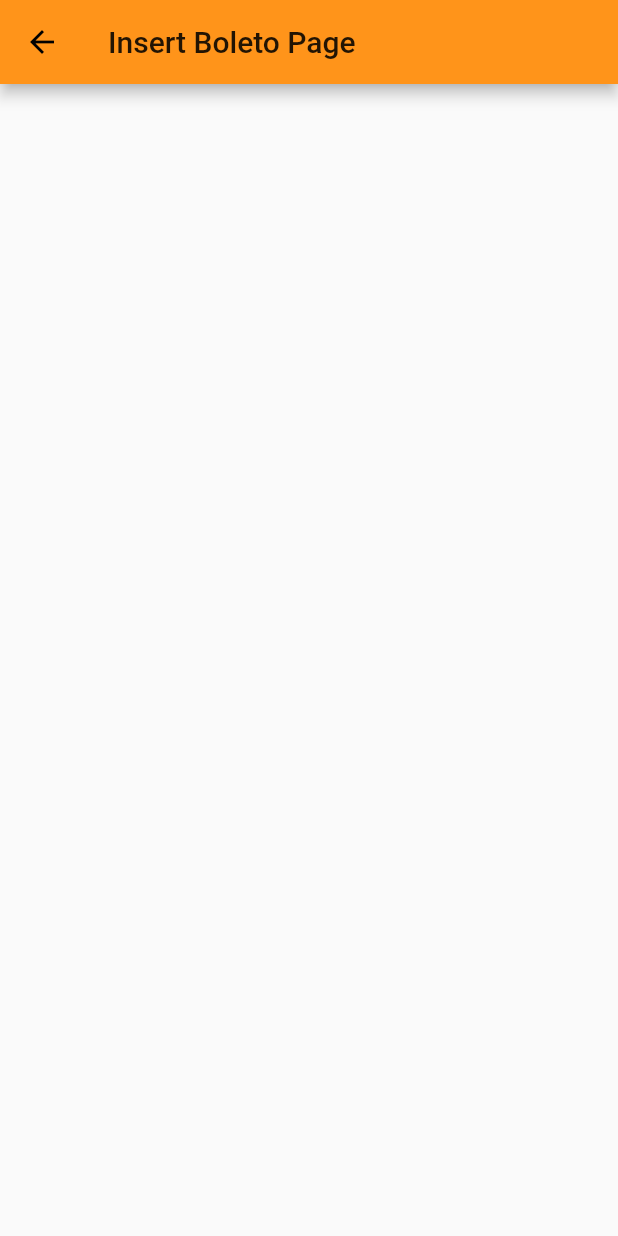
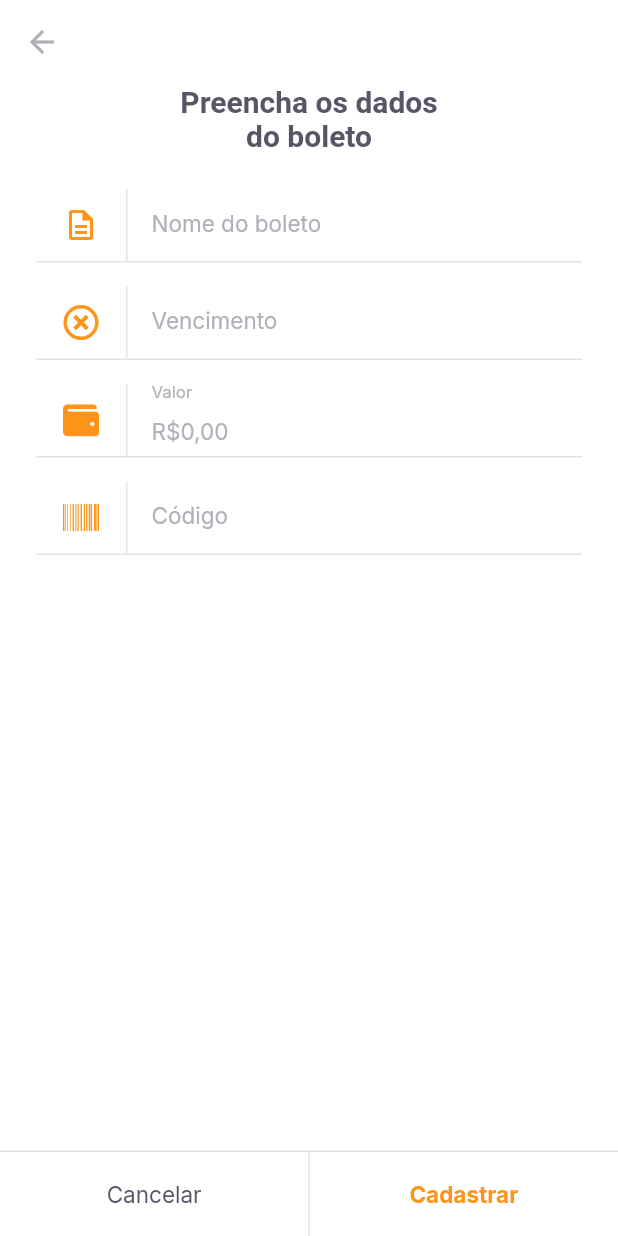
Before and after one commit to CPrimbee/payflow, a Flutter app: the InsertBoletoPage screen opened by its route, on a phone screen of 412 x 824 dp. Run offline on Flutter 3.47's test engine with Material 2 defaults, Android fonts, the phone set to English and light mode, and no system bars; our stand-ins replace camera, firebase_core, flutter_masked_text2, font_awesome_flutter, google_fonts, google_sign_in and 2 more; missing offline and left inert: google_ml_kit; accounts and stored records are empty.

Commit message:
Class 5 - part 1

```diff
--- /dev/null
+++ b/lib/modules/insert_boleto/inser_boleto_controller.dart
@@ -0,0 +1,44 @@
+import 'package:flutter/material.dart';
+import 'package:payflow/shared/models/boleto_model.dart';
+import 'package:shared_preferences/shared_preferences.dart';
+
+class InsertBoletoController {
+  final formKey = GlobalKey<FormState>();
+  BoletoModel model = BoletoModel();
+
+  String? validateName(String? value) =>
+      value?.isEmpty ?? true ? "O nome não pode ser vazio" : null;
+  String? validateVencimento(String? value) =>
+      value?.isEmpty ?? true ? "A data de vencimento não pode ser vazio" : null;
+  String? validateValor(double value) =>
+      value == 0 ? "Insira um valor maior que R\$ 0,00" : null;
+  String? validateCodigo(String? value) =>
+      value?.isEmpty ?? true ? "O código do boleto não pode ser vazio" : null;
+
+  void onChange({
+    String? name,
+    String? dueDate,
+    double? value,
+    String? barcode,
+  }) {
+    model = model.copyWith(
+        name: name, dueDate: dueDate, value: value, barcode: barcode);
+  }
+
+  Future<void> saveBoleto() async {
+    try {
+      final instance = await SharedPreferences.getInstance();
+      final boletos = instance.getStringList("boletos") ?? <String>[];
+      boletos.add(model.toJson());
+      await instance.setStringList("boletos", boletos);
+      return;
+    } catch (e) {}
+  }
+
+  Future<void> cadastrarBoleto() async {
+    final form = formKey.currentState;
+    if (form!.validate()) {
+      return saveBoleto();
+    }
+  }
+}
--- a/lib/modules/insert_boleto/insert_boleto_page.dart
+++ b/lib/modules/insert_boleto/insert_boleto_page.dart
@@ -1,13 +1,126 @@
 import 'package:flutter/material.dart';
+import 'package:flutter_masked_text2/flutter_masked_text2.dart';
+import 'package:payflow/modules/insert_boleto/inser_boleto_controller.dart';
+import 'package:payflow/shared/input_text/input_text_widget.dart';
+import 'package:payflow/shared/themes/app_colors.dart';
+import 'package:payflow/shared/themes/app_text_styles.dart';
+import 'package:font_awesome_flutter/font_awesome_flutter.dart';
+import 'package:payflow/shared/widgets/set_label_buttons/set_label_buttons_widget.dart';
 
-class InsertBoletoPage extends StatelessWidget {
-  const InsertBoletoPage({Key? key}) : super(key: key);
+class InsertBoletoPage extends StatefulWidget {
+  final String? barcode;
+  const InsertBoletoPage({Key? key, this.barcode}) : super(key: key);
+
+  @override
+  _InsertBoletoPageState createState() => _InsertBoletoPageState();
+}
+
+class _InsertBoletoPageState extends State<InsertBoletoPage> {
+  final controller = InsertBoletoController();
+
+  final moneyInputTextController = MoneyMaskedTextController(
+    leftSymbol: "R\$",
+    decimalSeparator: ",",
+  );
+
+  final dueDateInputTextController = MaskedTextController(mask: "00/00/0000");
+  final barcodInputTextController = TextEditingController();
+
+  @override
+  void initState() {
+    if (widget.barcode != null) {
+      barcodInputTextController.text = widget.barcode!;
+    }
+    super.initState();
+  }
 
   @override
   Widget build(BuildContext context) {
     return Scaffold(
+      backgroundColor: AppColors.background,
       appBar: AppBar(
-        title: Text("Insert Boleto Page"),
+        backgroundColor: AppColors.background,
+        elevation: 0,
+        leading: BackButton(
+          color: AppColors.input,
+        ),
+      ),
+      body: SingleChildScrollView(
+        child: Padding(
+          padding: const EdgeInsets.symmetric(horizontal: 24),
+          child: Column(
+            crossAxisAlignment: CrossAxisAlignment.center,
+            children: [
+              Padding(
+                padding: const EdgeInsets.symmetric(horizontal: 93),
+                child: Text(
+                  'Preencha os dados do boleto',
+                  style: AppTextStyles.titleBoldHeading,
+                  textAlign: TextAlign.center,
+                ),
+              ),
+              SizedBox(
+                height: 24,
+              ),
+              Form(
+                key: controller.formKey,
+                child: Column(
+                  children: [
+                    InputTextWidget(
+                      label: 'Nome do boleto',
+                      icon: Icons.description_outlined,
+                      validator: controller.validateName,
+                      onChanged: (value) {
+                        controller.onChange(name: value);
+                      },
+                    ),
+                    InputTextWidget(
+                      controller: dueDateInputTextController,
+                      label: 'Vencimento',
+                      icon: FontAwesomeIcons.timesCircle,
+                      validator: controller.validateVencimento,
+                      onChanged: (value) {
+                        controller.onChange(dueDate: value);
+                      },
+                    ),
+                    InputTextWidget(
+                      controller: moneyInputTextController,
+                      label: 'Valor',
+                      icon: FontAwesomeIcons.wallet,
+                      validator: (_) => controller
+                          .validateValor(moneyInputTextController.numberValue),
+                      onChanged: (value) {
+                        controller.onChange(
+                            value: moneyInputTextController.numberValue);
+                      },
+                    ),
+                    InputTextWidget(
+                      controller: barcodInputTextController,
+                      label: 'Código',
+                      icon: FontAwesomeIcons.barcode,
+                      validator: controller.validateCodigo,
+                      onChanged: (value) {
+                        controller.onChange(barcode: value);
+                      },
+                    ),
+                  ],
+                ),
+              )
+            ],
+          ),
+        ),
+      ),
+      bottomNavigationBar: SetLabelButtons(
+        primaryLabel: 'Cancelar',
+        primaryOnPressed: () {
+          Navigator.pop(context);
+        },
+        secondaryLabel: 'Cadastrar',
+        secondaryOnPressed: () async {
+          await controller.cadastrarBoleto();
+          Navigator.pop(context);
+        },
+        enableSecondaryColor: true,
       ),
     );
   }
--- /dev/null
+++ b/lib/shared/input_text/input_text_widget.dart
@@ -0,0 +1,65 @@
+import 'package:flutter/material.dart';
+import 'package:payflow/shared/themes/app_colors.dart';
+import 'package:payflow/shared/themes/app_text_styles.dart';
+
+class InputTextWidget extends StatelessWidget {
+  final String label;
+  final IconData icon;
+  final String? initialValue;
+  final String? Function(String?)? validator;
+  final TextEditingController? controller;
+  final void Function(String value) onChanged;
+
+  const InputTextWidget({
+    Key? key,
+    required this.label,
+    required this.icon,
+    this.initialValue,
+    this.validator,
+    this.controller,
+    required this.onChanged,
+  }) : super(key: key);
+
+  @override
+  Widget build(BuildContext context) {
+    return Padding(
+      padding: const EdgeInsets.only(bottom: 16),
+      child: Column(
+        children: [
+          TextFormField(
+            controller: controller,
+            onChanged: onChanged,
+            initialValue: initialValue,
+            validator: validator,
+            style: AppTextStyles.input,
+            decoration: InputDecoration(
+              contentPadding: EdgeInsets.zero,
+              labelText: label,
+              labelStyle: AppTextStyles.input,
+              icon: Row(
+                mainAxisSize: MainAxisSize.min,
+                children: [
+                  Padding(
+                    padding: const EdgeInsets.symmetric(horizontal: 18),
+                    child: Icon(icon, color: AppColors.primary),
+                  ),
+                  Container(
+                    width: 1,
+                    height: 48,
+                    color: AppColors.stroke,
+                  )
+                ],
+              ),
+              border: InputBorder.none,
+            ),
+          ),
+          Divider(
+            height: 1,
+            thickness: 1,
+            color: AppColors.stroke,
+          )
+        ],
+      ),
+    );
+  }
+}
--- /dev/null
+++ b/lib/shared/models/boleto_model.dart
@@ -0,0 +1,72 @@
+import 'dart:convert';
+
+class BoletoModel {
+  final String? name;
+  final String? dueDate;
+  final double? value;
+  final String? barcode;
+  BoletoModel({
+    this.name,
+    this.dueDate,
+    this.value,
+    this.barcode,
+  });
+
+  BoletoModel copyWith({
+    String? name,
+    String? dueDate,
+    double? value,
+    String? barcode,
+  }) {
+    return BoletoModel(
+      name: name ?? this.name,
+      dueDate: dueDate ?? this.dueDate,
+      value: value ?? this.value,
+      barcode: barcode ?? this.barcode,
+    );
+  }
+
+  Map<String, dynamic> toMap() {
+    return {
+      'name': name,
+      'dueDate': dueDate,
+      'value': value,
+      'barcode': barcode,
+    };
+  }
+
+  factory BoletoModel.fromMap(Map<String, dynamic> map) {
+    return BoletoModel(
+      name: map['name'],
+      dueDate: map['dueDate'],
+      value: map['value'],
+      barcode: map['barcode'],
+    );
+  }
+
+  String toJson() => json.encode(toMap());
+
+  factory BoletoModel.fromJson(String source) =>
+      BoletoModel.fromMap(json.decode(source));
+
+  @override
+  String toString() {
+    return 'BoletoModel(name: $name, dueDate: $dueDate, value: $value, barcode: $barcode)';
+  }
+
+  @override
+  bool operator ==(Object other) {
+    if (identical(this, other)) return true;
+
+    return other is BoletoModel &&
+        other.name == name &&
+        other.dueDate == dueDate &&
+        other.value == value &&
+        other.barcode == barcode;
+  }
+
+  @override
+  int get hashCode {
+    return name.hashCode ^ dueDate.hashCode ^ value.hashCode ^ barcode.hashCode;
+  }
+}
--- a/lib/shared/themes/app_colors.dart
+++ b/lib/shared/themes/app_colors.dart
@@ -9,4 +9,5 @@ class AppColors {
   static final stroke = Color(0xFFE3E3E6);
   static final shape = Color(0xFFFAFAFC);
   static final background = Color(0xFFFFFFFF);
+  static final input = Color(0xFFB1B0B8);
 }
--- a/lib/shared/themes/app_text_styles.dart
+++ b/lib/shared/themes/app_text_styles.dart
@@ -108,4 +108,9 @@ class AppTextStyles {
     fontWeight: FontWeight.w600,
     color: AppColors.body,
   );
+  static final input = GoogleFonts.inter(
+    fontSize: 15,
+    fontWeight: FontWeight.w400,
+    color: AppColors.input,
+  );
 }
--- a/lib/shared/widgets/set_label_buttons/set_label_buttons_widget.dart
+++ b/lib/shared/widgets/set_label_buttons/set_label_buttons_widget.dart
@@ -10,19 +10,31 @@ class SetLabelButtons extends StatelessWidget {
   final String secondaryLabel;
   final VoidCallback secondaryOnPressed;
   final bool enablePrimaryColor;
-  const SetLabelButtons(
-      {Key? key,
+  final bool enableSecondaryColor;
+  const SetLabelButtons({
+    Key? key,
     required this.primaryLabel,
     required this.primaryOnPressed,
     required this.secondaryLabel,
     required this.secondaryOnPressed,
-      required this.enablePrimaryColor})
-      : super(key: key);
+    this.enablePrimaryColor = false,
+    this.enableSecondaryColor = false,
+  }) : super(key: key);
 
   @override
   Widget build(BuildContext context) {
     return Container(
-      color: AppColors.shape,
+      color: AppColors.background,
+      height: 57,
+      child: Column(
+        mainAxisSize: MainAxisSize.min,
+        children: [
+          Divider(
+            thickness: 1,
+            height: 1,
+            color: AppColors.stroke,
+          ),
+          Container(
             height: 56,
             child: Row(
               children: [
@@ -30,12 +42,23 @@ class SetLabelButtons extends StatelessWidget {
                   child: LabelButton(
                     label: primaryLabel,
                     onPressed: primaryOnPressed,
-            style: enablePrimaryColor ? AppTextStyles.buttonBoldPrimary : null,
-          )),
+                    style: enablePrimaryColor
+                        ? AppTextStyles.buttonBoldPrimary
+                        : null,
+                  ),
+                ),
                 DividerVerticalWidget(),
                 Expanded(
                     child: LabelButton(
-                  label: secondaryLabel, onPressed: secondaryOnPressed)),
+                  label: secondaryLabel,
+                  onPressed: secondaryOnPressed,
+                  style: enableSecondaryColor
+                      ? AppTextStyles.buttonBoldPrimary
+                      : null,
+                )),
+              ],
+            ),
+          ),
         ],
       ),
     );
--- a/pubspec.yaml
+++ b/pubspec.yaml
@@ -37,6 +37,8 @@ dependencies:
   camera: ^0.8.1+3
   image_picker: ^0.8.0+4
   image_picker_for_web: ^2.0.0
+  font_awesome_flutter: ^9.1.0
+  flutter_masked_text2: ^0.9.1
 
 dev_dependencies:
   flutter_test:
```
Also changed, not shown: lib/modules/barcode_scanner/barcode_scanner_page.dart (+2 -7 lines), lib/modules/home/home_page.dart (+8 -8 lines), pubspec.lock. Lines whose indentation alone changed are shown as unchanged.
